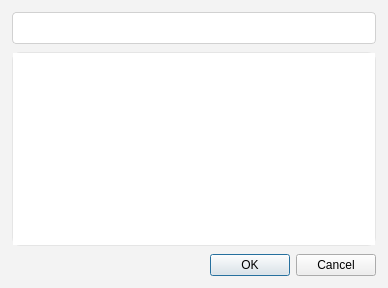
Before: the Qt Designer form src/ui/addcommanddialog.ui in ForgetiExistence/CopyQ, drawn with Qt 5.
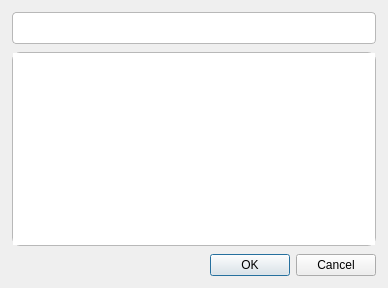
After: the same form once the commit is applied.

Commit message: Fix Win11 regressions: blank window, invisible menus, forced light theme

Diff of the .ui file:
```diff
--- a/src/ui/addcommanddialog.ui
+++ b/src/ui/addcommanddialog.ui
@@ -15,17 +15,17 @@
   </property>
   <property name="styleSheet">
    <string notr="true">QDialog {
-    background-color: #F3F3F3;
+    background-color: palette(window);
 }
 QLineEdit {
     border-radius: 4px;
-    border: 1px solid #D1D1D1;
+    border: 1px solid palette(mid);
     padding: 5px 8px;
-    background-color: #FFFFFF;
+    background-color: palette(base);
 }
 QListView {
     border-radius: 8px;
-    border: 1px solid #E5E5E5;
+    border: 1px solid palette(mid);
 }
 QScrollBar {
     border: none;
@@ -34,7 +34,7 @@
     margin: 0;
 }
 QScrollBar::handle {
-    background: #C0C0C0;
+    background: palette(mid);
     border-radius: 4px;
     min-height: 24px;
 }
```
Left out of the diff: 16 changed lines with no effect on the pictures. The commit also changes 34 other files.
